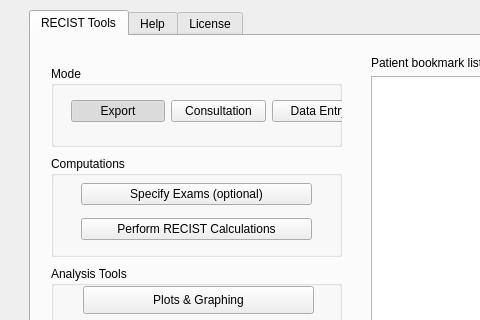
First picture: the form in gui/mainwindow.ui, repository Ngoyal95/ENABLE2.0, before the edit; both pictures show x 0 to 480 and y 0 to 320 of the 1322 by 700 pixel window.
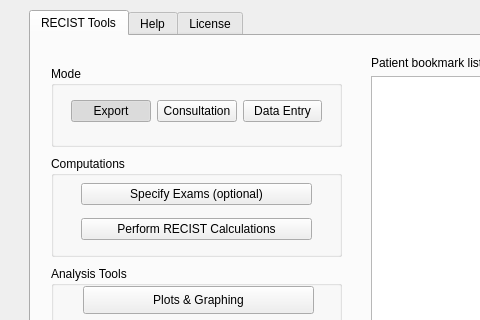
Second picture: the form after the edit. Icons and pictures are not drawn.

What changed in the file:
```diff
--- a/gui/mainwindow.ui
+++ b/gui/mainwindow.ui
@@ -108,7 +108,7 @@
         <rect>
          <x>20</x>
          <y>20</y>
-         <width>295</width>
+         <width>251</width>
          <height>51</height>
         </rect>
        </property>
```
